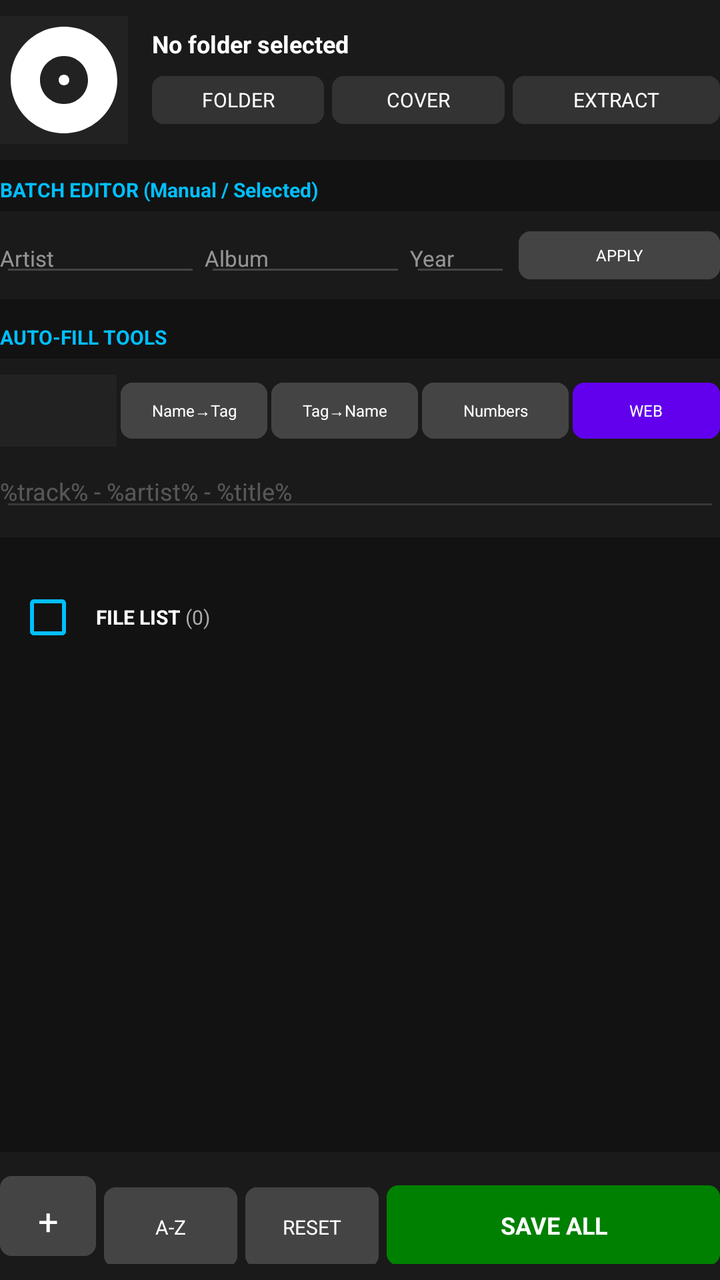
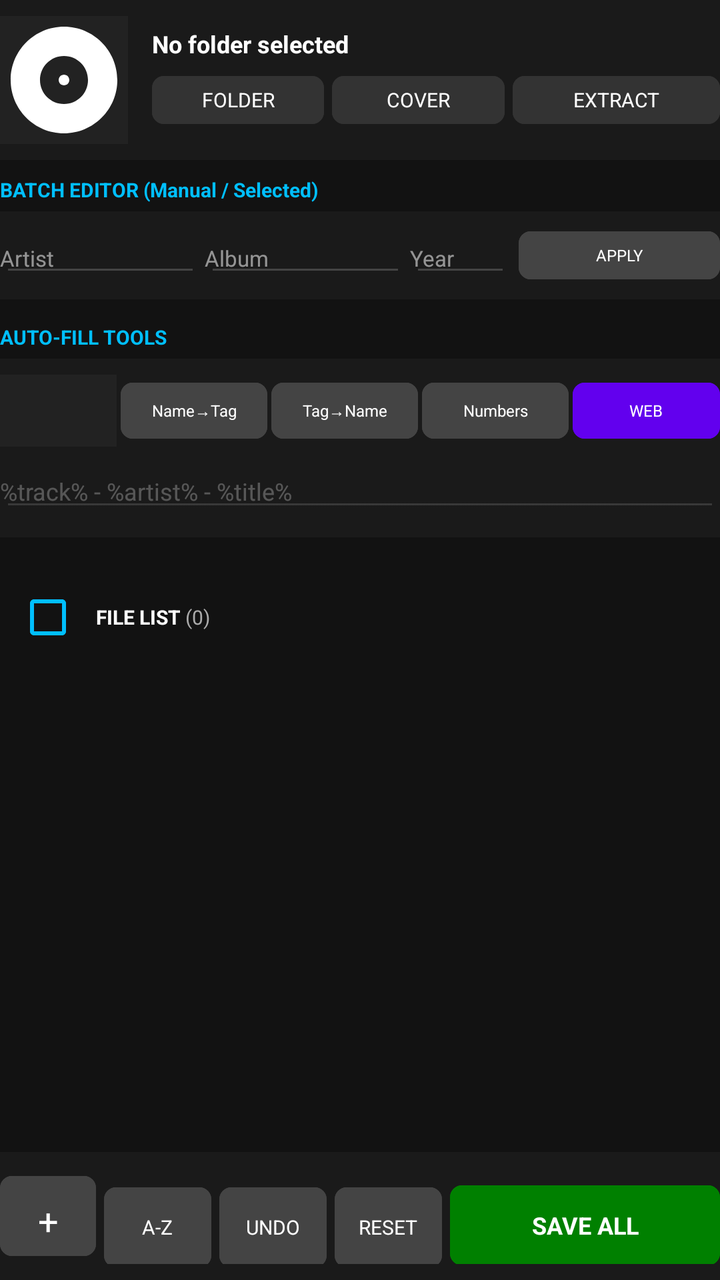

Screens rendered from an Android XML layout before and after an edit, with the pre-edit source and the edit as a unified diff.
<!-- AndroidManifest.xml: application theme Theme.RetroMusic.MD3 -->
<!-- res/layout/activity_batch_tag_editor.xml -->
<?xml version="1.0" encoding="utf-8"?>
<LinearLayout xmlns:android="http://schemas.android.com/apk/res/android"
    xmlns:app="http://schemas.android.com/apk/res-auto"
    android:layout_width="match_parent"
    android:layout_height="match_parent"
    android:orientation="vertical"
    android:background="#121212">

    
    <LinearLayout
        android:layout_width="match_parent"
        android:layout_height="wrap_content"
        android:orientation="horizontal"
        android:padding="8dp"
        android:gravity="center_vertical"
        android:background="#1A1A1A">

        <ImageView
            android:id="@+id/ivAlbumArt"
            android:layout_width="64dp"
            android:layout_height="64dp"
            android:src="@drawable/ic_album"
            android:scaleType="centerCrop"
            android:background="#222222" />

        <LinearLayout
            android:layout_width="0dp"
            android:layout_height="wrap_content"
            android:layout_weight="1"
            android:orientation="vertical"
            android:layout_marginStart="12dp">

            <TextView
                android:id="@+id/tvCurrentFolder"
                android:layout_width="match_parent"
                android:layout_height="wrap_content"
                android:text="No folder selected"
                android:textColor="#FFFFFF"
                android:textSize="12sp"
                android:textStyle="bold"
                android:maxLines="1"
                android:ellipsize="middle" />

            <LinearLayout
                android:layout_width="match_parent"
                android:layout_height="wrap_content"
                android:orientation="horizontal"
                android:layout_marginTop="4dp">

                <Button
                    android:id="@+id/btnSelectFolder"
                    android:layout_width="0dp"
                    android:layout_height="32dp"
                    android:layout_weight="1"
                    android:text="FOLDER"
                    android:backgroundTint="#333333"
                    android:textColor="#FFFFFF"
                    android:textSize="10sp"
                    android:padding="0dp" />

                <Button
                    android:id="@+id/btnSelectArt"
                    android:layout_width="0dp"
                    android:layout_height="32dp"
                    android:layout_weight="1"
                    android:text="COVER"
                    android:backgroundTint="#333333"
                    android:textColor="#FFFFFF"
                    android:textSize="10sp"
                    android:layout_marginStart="4dp"
                    android:padding="0dp" />

                <Button
                    android:id="@+id/btnExtractArt"
                    android:layout_width="0dp"
                    android:layout_height="32dp"
                    android:layout_weight="1.2"
                    android:text="EXTRACT"
                    android:backgroundTint="#333333"
                    android:textColor="#FFFFFF"
                    android:textSize="10sp"
                    android:layout_marginStart="4dp"
                    android:padding="0dp" />
            </LinearLayout>
        </LinearLayout>

        <ImageView
            android:id="@+id/ivSuggestedCover"
            android:layout_width="48dp"
            android:layout_height="48dp"
            android:layout_marginStart="8dp"
            android:background="#3300FF00"
            android:scaleType="centerCrop"
            android:visibility="gone" />
    </LinearLayout>

    <androidx.core.widget.NestedScrollView
        android:layout_width="match_parent"
        android:layout_height="0dp"
        android:layout_weight="1"
        android:fillViewport="true">

        <LinearLayout
            android:layout_width="match_parent"
            android:layout_height="wrap_content"
            android:orientation="vertical"
            android:padding="8dp">

            
            <TextView
                android:layout_width="wrap_content"
                android:layout_height="wrap_content"
                android:text="BATCH EDITOR (Manual / Selected)"
                android:textColor="#00BFFF"
                android:textSize="10sp"
                android:textStyle="bold"
                android:layout_marginBottom="4dp" />

            <LinearLayout
                android:layout_width="match_parent"
                android:layout_height="wrap_content"
                android:orientation="horizontal"
                android:background="#1A1A1A"
                android:padding="6dp"
                android:gravity="center_vertical">

                <EditText
                    android:id="@+id/etArtistBatch"
                    android:layout_width="0dp"
                    android:layout_height="wrap_content"
                    android:layout_weight="1"
                    android:backgroundTint="#444444"
                    android:hint="Artist"
                    android:textColor="#FFFFFF"
                    android:textColorHint="#88FFFFFF"
                    android:textSize="11sp" />

                <EditText
                    android:id="@+id/etAlbumBatch"
                    android:layout_width="0dp"
                    android:layout_height="wrap_content"
                    android:layout_weight="1"
                    android:layout_marginStart="2dp"
                    android:backgroundTint="#444444"
                    android:hint="Album"
                    android:textColor="#FFFFFF"
                    android:textColorHint="#88FFFFFF"
                    android:textSize="11sp" />

                <EditText
                    android:id="@+id/etYearBatch"
                    android:layout_width="0dp"
                    android:layout_height="wrap_content"
                    android:layout_weight="0.5"
                    android:layout_marginStart="2dp"
                    android:backgroundTint="#444444"
                    android:hint="Year"
                    android:inputType="number"
                    android:textColor="#FFFFFF"
                    android:textColorHint="#88FFFFFF"
                    android:textSize="11sp" />

                <Button
                    android:id="@+id/btnApplyManualTags"
                    android:layout_width="0dp"
                    android:layout_height="32dp"
                    android:layout_weight="1"
                    android:layout_marginStart="4dp"
                    android:backgroundTint="#444444"
                    android:text="APPLY"
                    android:textColor="#FFFFFF"
                    android:textSize="8sp"
                    android:padding="0dp" />
            </LinearLayout>

            
            <TextView
                android:layout_width="wrap_content"
                android:layout_height="wrap_content"
                android:text="AUTO-FILL TOOLS"
                android:textColor="#00BFFF"
                android:textSize="10sp"
                android:textStyle="bold"
                android:layout_marginTop="12dp"
                android:layout_marginBottom="4dp" />

            <LinearLayout
                android:layout_width="match_parent"
                android:layout_height="wrap_content"
                android:orientation="vertical"
                android:background="#1A1A1A"
                android:padding="8dp">

                <LinearLayout
                    android:layout_width="match_parent"
                    android:layout_height="wrap_content"
                    android:orientation="horizontal"
                    android:gravity="center_vertical">

                    <androidx.appcompat.widget.AppCompatSpinner
                        android:id="@+id/spinnerPatterns"
                        android:layout_width="0dp"
                        android:layout_height="36dp"
                        android:layout_weight="0.8"
                        android:background="#222222" />

                    <Button
                        android:id="@+id/btnApplyPattern"
                        android:layout_width="0dp"
                        android:layout_height="36dp"
                        android:layout_weight="1"
                        android:text="Name→Tag"
                        android:textColor="#FFFFFF"
                        android:textSize="8sp"
                        android:backgroundTint="#444444"
                        android:layout_marginStart="2dp"
                        android:padding="0dp" />

                    <Button
                        android:id="@+id/btnRenameFiles"
                        android:layout_width="0dp"
                        android:layout_height="36dp"
                        android:layout_weight="1"
                        android:text="Tag→Name"
                        android:textColor="#FFFFFF"
                        android:textSize="8sp"
                        android:backgroundTint="#444444"
                        android:layout_marginStart="2dp"
                        android:padding="0dp" />

                    <Button
                        android:id="@+id/btnNumberTracks"
                        android:layout_width="0dp"
                        android:layout_height="36dp"
                        android:layout_weight="1"
                        android:text="Numbers"
                        android:textColor="#FFFFFF"
                        android:textSize="8sp"
                        android:backgroundTint="#444444"
                        android:layout_marginStart="2dp"
                        android:padding="0dp" />

                    <Button
                        android:id="@+id/btnFetchInternet"
                        android:layout_width="0dp"
                        android:layout_height="36dp"
                        android:layout_weight="1"
                        android:text="WEB"
                        android:textColor="#FFFFFF"
                        android:textSize="8sp"
                        android:backgroundTint="#6200EE"
                        android:layout_marginStart="2dp"
                        android:padding="0dp" />
                </LinearLayout>

                <EditText
                    android:id="@+id/etPattern"
                    android:layout_width="match_parent"
                    android:layout_height="wrap_content"
                    android:hint="%track% - %artist% - %title%"
                    android:textColor="#FFFFFF"
                    android:textColorHint="#44FFFFFF"
                    android:textSize="12sp"
                    android:backgroundTint="#22FFFFFF"
                    android:layout_marginTop="4dp"
                    android:visibility="visible" />
            </LinearLayout>

            
            <LinearLayout
                android:id="@+id/webSearchPanel"
                android:layout_width="match_parent"
                android:layout_height="wrap_content"
                android:orientation="horizontal"
                android:layout_marginTop="8dp"
                android:visibility="gone">
                <EditText android:id="@+id/etArtistSearch" android:layout_width="0dp" android:layout_weight="1" android:layout_height="wrap_content" android:hint="Web Artist" android:textColor="#FFFFFF" android:textSize="12sp" />
                <EditText android:id="@+id/etAlbumSearch" android:layout_width="0dp" android:layout_weight="1" android:layout_height="wrap_content" android:hint="Web Album" android:textColor="#FFFFFF" android:textSize="12sp" />
            </LinearLayout>

            <LinearLayout
                android:layout_width="match_parent"
                android:layout_height="wrap_content"
                android:orientation="horizontal"
                android:layout_marginTop="16dp"
                android:gravity="center_vertical"
                android:weightSum="2">

                <LinearLayout
                    android:layout_width="0dp"
                    android:layout_height="wrap_content"
                    android:layout_weight="1"
                    android:orientation="horizontal"
                    android:gravity="center_vertical">
                    <CheckBox
                        android:id="@+id/cbSelectAll"
                        android:layout_width="wrap_content"
                        android:layout_height="wrap_content"
                        android:checked="true"
                        android:buttonTint="#00BFFF" />
                    <TextView
                        android:layout_width="wrap_content"
                        android:layout_height="wrap_content"
                        android:text="FILE LIST"
                        android:textColor="#FFFFFF"
                        android:textSize="10sp"
                        android:textStyle="bold" />
                    <TextView
                        android:id="@+id/tvFileCount"
                        android:layout_width="wrap_content"
                        android:layout_height="wrap_content"
                        android:text=" (0)"
                        android:textColor="#AAAAAA"
                        android:textSize="10sp" />
                </LinearLayout>

                <TextView
                    android:id="@+id/tvWebRefLabel"
                    android:layout_width="0dp"
                    android:layout_height="wrap_content"
                    android:layout_weight="1"
                    android:text="WEB REFERENCE"
                    android:textColor="#00BFFF"
                    android:textSize="10sp"
                    android:textStyle="bold"
                    android:gravity="center"
                    android:visibility="gone" />
            </LinearLayout>

            <LinearLayout
                android:layout_width="match_parent"
                android:layout_height="wrap_content"
                android:orientation="horizontal"
                android:weightSum="2">

                <androidx.recyclerview.widget.RecyclerView
                    android:id="@+id/rvSongs"
                    android:layout_width="0dp"
                    android:layout_height="wrap_content"
                    android:layout_weight="1"
                    android:background="#161616"
                    android:nestedScrollingEnabled="false" />

                <View
                    android:id="@+id/vListDivider"
                    android:layout_width="1dp"
                    android:layout_height="match_parent"
                    android:background="#333333"
                    android:visibility="gone" />

                <androidx.recyclerview.widget.RecyclerView
                    android:id="@+id/rvMetadata"
                    android:layout_width="0dp"
                    android:layout_height="wrap_content"
                    android:layout_weight="1"
                    android:background="#181818"
                    android:nestedScrollingEnabled="false"
                    android:visibility="gone" />
            </LinearLayout>

        </LinearLayout>
    </androidx.core.widget.NestedScrollView>

    
    <LinearLayout
        android:layout_width="match_parent"
        android:layout_height="wrap_content"
        android:orientation="horizontal"
        android:padding="8dp"
        android:background="#1A1A1A">

        <Button
            android:id="@+id/btnAddPlaceholder"
            android:layout_width="48dp"
            android:layout_height="48dp"
            android:text="+"
            android:textColor="#FFFFFF"
            android:textSize="18sp"
            android:backgroundTint="#444444" />

        <Button
            android:id="@+id/btnSortAlpha"
            android:layout_width="0dp"
            android:layout_height="48dp"
            android:layout_weight="1"
            android:text="A-Z"
            android:textColor="#FFFFFF"
            android:textSize="10sp"
            android:backgroundTint="#444444"
            android:layout_marginStart="4dp" />

        <Button
            android:id="@+id/btnClearTags"
            android:layout_width="0dp"
            android:layout_height="48dp"
            android:layout_weight="1"
            android:text="RESET"
            android:textColor="#FFFFFF"
            android:textSize="10sp"
            android:backgroundTint="#444444"
            android:layout_marginStart="4dp" />

        <Button
            android:id="@+id/btnSaveAll"
            android:layout_width="0dp"
            android:layout_height="48dp"
            android:layout_weight="2.5"
            android:text="SAVE ALL"
            android:textColor="#FFFFFF"
            android:textSize="12sp"
            android:textStyle="bold"
            android:backgroundTint="#008000"
            android:layout_marginStart="4dp" />
    </LinearLayout>

</LinearLayout>
<!-- resources referenced by this layout -->
<resources>
  <!-- drawable ic_album (drawable) -->
  <?xml version="1.0" encoding="utf-8"?>
  <vector xmlns:android="http://schemas.android.com/apk/res/android"
      android:width="24dp"
      android:height="24dp"
      android:viewportWidth="24"
      android:viewportHeight="24">
  
      <path
          android:fillColor="@color/md_white_1000"
          android:pathData="M12 2C6.48 2 2 6.48 2 12s4.48 10 10 10 10-4.48 10-10S17.52 2 12 2zm0 14.5c-2.49 0-4.5-2.01-4.5-4.5S9.51 7.5 12 7.5s4.5 2.01 4.5 4.5-2.01 4.5-4.5 4.5zm0-5.5c-0.55 0-1 0.45-1 1s0.45 1 1 1 1-0.45 1-1-0.45-1-1-1z" />
  </vector>
  <color name="md_white_1000">#FFFFFF</color>
  <!-- drawable round_selector (drawable) -->
  <ripple xmlns:android="http://schemas.android.com/apk/res/android"
      android:color="?android:attr/colorControlHighlight">
  
      <item
          android:id="@android:id/mask"
          android:drawable="@drawable/round_selector_mask" />
  
  </ripple>
  <!-- drawable rect_selector (drawable) -->
  <?xml version="1.0" encoding="utf-8"?>
  <ripple xmlns:android="http://schemas.android.com/apk/res/android"
      android:color="?android:attr/colorControlHighlight">
  
      <item android:id="@android:id/mask">
          <shape>
              <corners android:radius="@dimen/m3_card_corner_radius" />
              <solid android:color="@color/md_green_500" />
          </shape>
      </item>
      <item>
          <selector>
              <item android:state_activated="true">
                  <shape>
                      <corners android:radius="@dimen/m3_card_corner_radius" />
                      <solid android:color="?android:attr/colorControlHighlight" />
                  </shape>
              </item>
          </selector>
      </item>
  </ripple>
  <style name="MaterialButtonTheme" parent="Widget.Material3.Button">
          <item name="cornerRadius">6dp</item>
          <item name="iconGravity">textStart</item>
          <item name="iconTint">?attr/colorControlNormal</item>
          <item name="android:textColor">?android:attr/textColorPrimary</item>
          <item name="android:textAppearance">@style/TextViewNormal</item>
          <item name="android:textAllCaps">false</item>
          <item name="android:paddingTop">@dimen/button_padding_vertical</item>
          <item name="android:paddingBottom">@dimen/button_padding_vertical</item>
      </style>
  <style name="PlayerActionButtonStyle" parent="Widget.AppCompat.ActionButton">
          <item name="android:minWidth">140dp</item>
          <item name="android:paddingStart">48dp</item>
          <item name="android:paddingEnd">48dp</item>
      </style>
  <!-- drawable round_selector_mask (drawable) -->
  <?xml version="1.0" encoding="utf-8"?>
  <shape xmlns:android="http://schemas.android.com/apk/res/android"
      android:shape="oval">
      <solid android:color="@android:color/white" />
  </shape>
  <dimen name="m3_card_corner_radius">16dp</dimen>
  <color name="md_green_500">#4CAF50</color>
  <style name="TextViewNormal" parent="">
          <item name="android:textSize">14sp</item>
      </style>
  <dimen name="button_padding_vertical">10dp</dimen>
  <!-- unchanged entries left out for length: 1 -->
</resources>

<!-- the commit's change to res/layout/activity_batch_tag_editor.xml (unified diff, before → after) -->
@@ -390,6 +390,17 @@
             android:layout_marginStart="4dp" />
 
         <Button
+            android:id="@+id/btnUndo"
+            android:layout_width="0dp"
+            android:layout_height="48dp"
+            android:layout_weight="1"
+            android:text="UNDO"
+            android:textColor="#FFFFFF"
+            android:textSize="10sp"
+            android:backgroundTint="#444444"
+            android:layout_marginStart="4dp" />
+
+        <Button
             android:id="@+id/btnClearTags"
             android:layout_width="0dp"
             android:layout_height="48dp"
